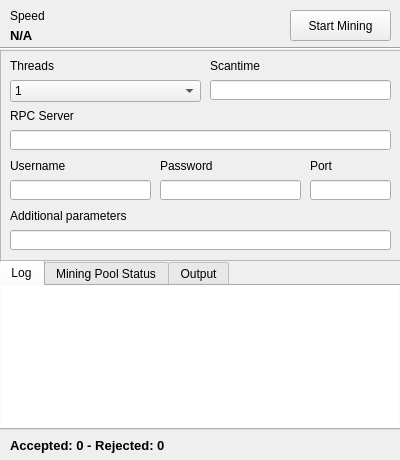
This is mainwindow.ui in Matoking/ScryptMiner-GUI as Qt 5 draws it before an edit. The edited form follows.
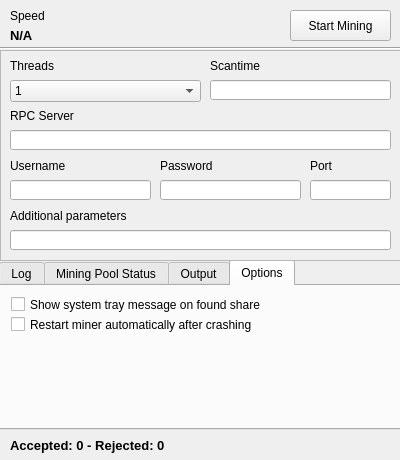
This is the edited form. The open tabs and pages were chosen to show the change.

Commit message: +Option to show a message on found share +Option to restart miner automatically after crashing

Diff of the .ui file:
```diff
--- a/mainwindow.ui
+++ b/mainwindow.ui
@@ -330,6 +330,37 @@
       </property>
      </widget>
     </widget>
+    <widget class="QWidget" name="tab_4">
+     <attribute name="title">
+      <string>Options</string>
+     </attribute>
+     <widget class="QCheckBox" name="shareBox">
+      <property name="geometry">
+       <rect>
+        <x>10</x>
+        <y>10</y>
+        <width>381</width>
+        <height>17</height>
+       </rect>
+      </property>
+      <property name="text">
+       <string>Show system tray message on found share</string>
+      </property>
+     </widget>
+     <widget class="QCheckBox" name="restartBox">
+      <property name="geometry">
+       <rect>
+        <x>10</x>
+        <y>30</y>
+        <width>381</width>
+        <height>17</height>
+       </rect>
+      </property>
+      <property name="text">
+       <string>Restart miner automatically after crashing</string>
+      </property>
+     </widget>
+    </widget>
    </widget>
    <widget class="QFrame" name="settingsFrame">
     <property name="geometry">
```
Left out of the diff: 2 changed lines with no effect on the pictures. The commit also changes 2 other files.
